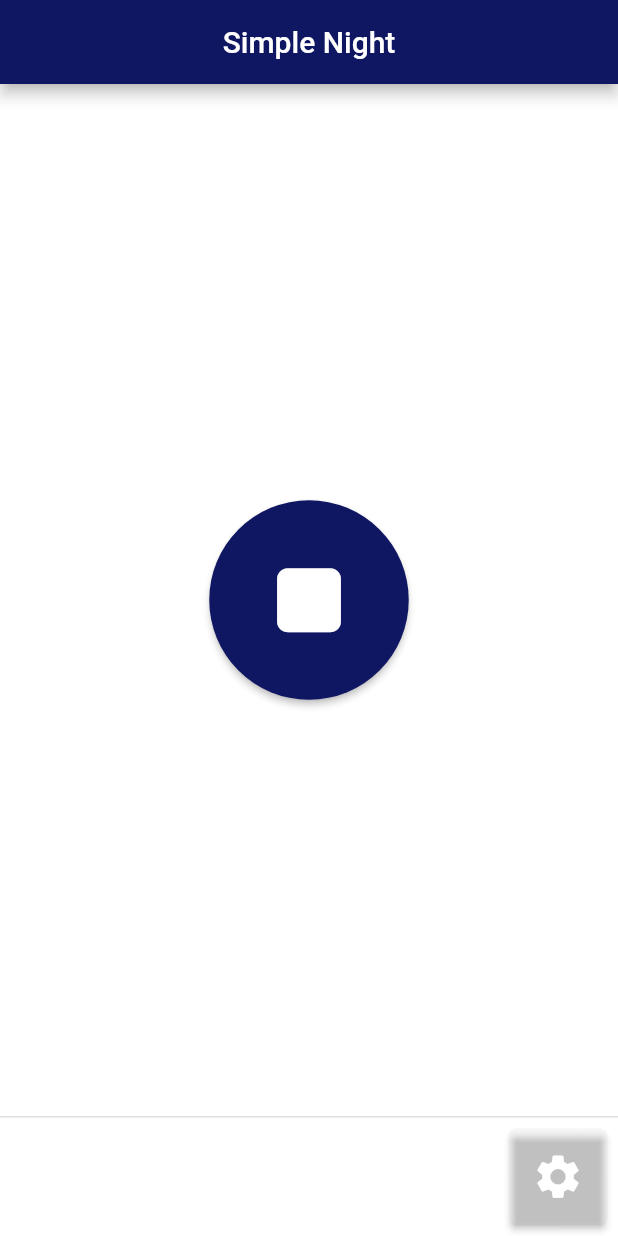
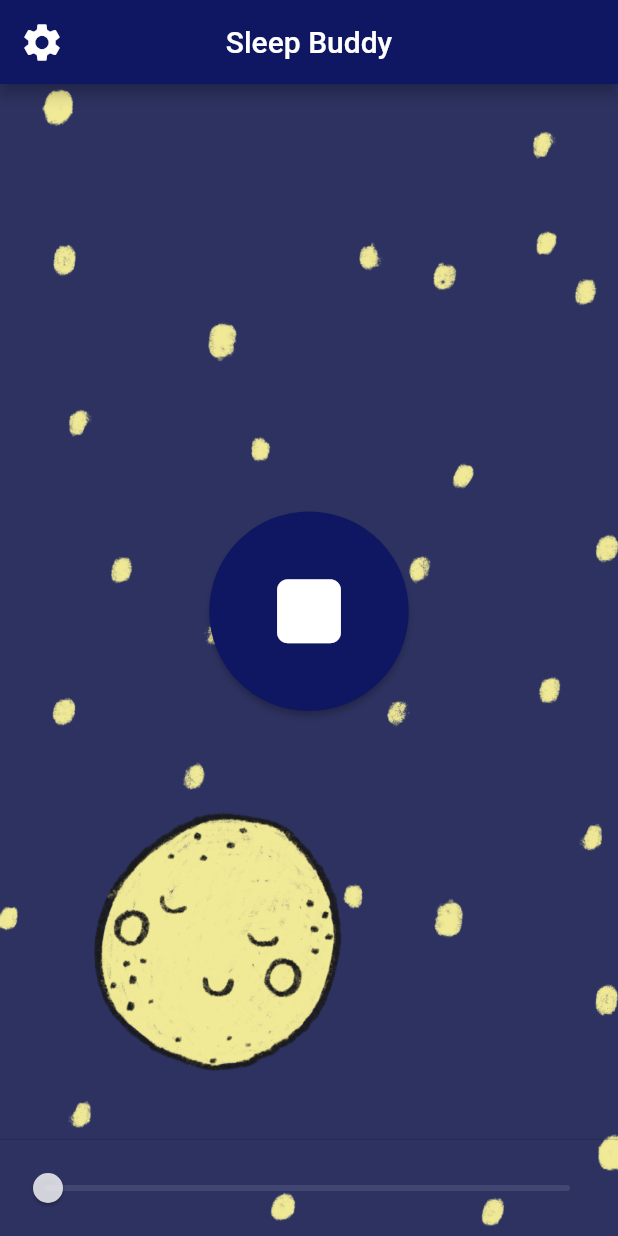
Before and after one commit to Yarden-Tal/Sleep-Buddy, a Flutter app: the screen it shows after launch, after a tap on the "play arrow" icon, on a phone screen of 412 x 824 dp. Run offline on Flutter 3.47's test engine with Material 2 defaults, Android fonts, the phone set to English and light mode, and no system bars; our stand-ins replace audioplayers; missing offline and left inert: volume_controller.

```diff
--- a/lib/config/sounds.dart
+++ b/lib/config/sounds.dart
@@ -1,8 +1,8 @@
 class Sound {
   static const String generic = "audio/generic.mp3";
   static const String rain = "audio/rain.mp3";
-  static const String waves = "waves/rain.mp3";
-  static const String forest = "waves/forest.mp3";
+  static const String waves = "audio/rain.mp3";
+  static const String forest = "audio/forest.mp3";
 }
 
 enum SoundsEnum { generic, rain, waves, forest }
--- a/lib/main.dart
+++ b/lib/main.dart
@@ -1,11 +1,11 @@
 import 'package:flutter/material.dart';
 // Libraries
 import 'package:audioplayers/audioplayers.dart';
+import 'package:volume_controller/volume_controller.dart';
 // Config
 import 'package:white_noise/config/colors.dart';
 import 'package:white_noise/config/fonts.dart';
 import 'package:white_noise/config/sounds.dart';
-import 'package:white_noise/utils/utils.dart';
 // Widgets
 import 'package:white_noise/widgets/play_button.dart';
 
@@ -19,14 +19,14 @@ class MyApp extends StatelessWidget {
   @override
   Widget build(BuildContext context) {
     return MaterialApp(
-      title: 'Simple Night',
+      title: 'Sleep Buddy',
       theme: ThemeData(
         primaryColor: ConfigColors.primaryColor,
         fontFamily: ConfigFonts.primaryFont,
         fontFamilyFallback: ConfigFonts.fallBackFonts,
       ),
       home: const MyHomePage(
-        title: 'Simple Night',
+        title: 'Sleep Buddy',
       ),
     );
   }
@@ -42,36 +42,71 @@ class MyHomePage extends StatefulWidget {
 }
 
 class _MyHomePageState extends State<MyHomePage> {
+  /// Volume state
+  double _volumeListenerValue = 0;
+
+  /// Button toggle start/stop icons
   bool _noiseIsOn = false;
 
-  final player = AudioPlayer(playerId: "test");
+  /// Audio toggle start/stop
   bool isPlaying = false;
-  Duration duration = Duration.zero;
-  Duration position = Duration.zero;
+
+  /// Audio [Sound] chosen
+  final chosenSound = AudioPlayer(playerId: "sound");
+
+  @override
+  void initState() {
+    super.initState();
+
+    /// Listen to system volume change
+    VolumeController().listener((volume) => setState(() => _volumeListenerValue = volume));
+    VolumeController().getVolume().then((volume) => _volumeListenerValue = volume);
+  }
 
   @override
   void dispose() {
-    player.dispose();
+    VolumeController().removeListener();
+    chosenSound.dispose();
     super.dispose();
   }
 
-  Future setAudio() async {
+  void _toggleBtn() {
+    setSound();
+    setState(() => _noiseIsOn = !_noiseIsOn);
+  }
+
+  Future setSound() async {
     /// Loop the audio track
-    await player.setReleaseMode(ReleaseMode.loop);
-    await player.setSourceAsset(setUrlBySound(Sound.forest));
-    isPlaying ? await player.pause() : await player.resume();
+    await chosenSound.setReleaseMode(ReleaseMode.loop);
+    await chosenSound.setSourceAsset(Sound.forest);
+    toggleAudio();
+  }
+
+  Future toggleAudio() async {
+    isPlaying ? await chosenSound.pause() : await chosenSound.resume();
     isPlaying = !isPlaying;
   }
 
-  void _toggleBtn() {
-    setAudio();
-    setState(() => _noiseIsOn = !_noiseIsOn);
+  void handleVolumeChange(double value) {
+    _volumeListenerValue = value;
+    VolumeController().setVolume(_volumeListenerValue);
   }
 
   @override
   Widget build(BuildContext context) {
-    return Scaffold(
+    return Container(
+      decoration: const BoxDecoration(
+          image: DecorationImage(
+        image: AssetImage("assets/images/background.png"),
+        fit: BoxFit.cover,
+      )),
+      child: Scaffold(
+        bottomSheet: null,
         appBar: AppBar(
+          leading: const Icon(
+            Icons.settings,
+            size: 30,
+          ),
           centerTitle: true,
           backgroundColor: ConfigColors.primaryColor,
           title: Text(widget.title),
@@ -80,24 +115,25 @@ class _MyHomePageState extends State<MyHomePage> {
           child: Column(
             mainAxisAlignment: MainAxisAlignment.center,
             children: <Widget>[
-            PlayButton(noiseIsOn: _noiseIsOn, toggleButton: _toggleBtn),
+              PlayButton(
+                noiseIsOn: _noiseIsOn,
+                toggleButton: _toggleBtn,
+              ),
             ],
           ),
         ),
-      backgroundColor: ConfigColors.backgroundColor,
-      persistentFooterButtons: <Widget>[
-        ElevatedButton(
-            style: ElevatedButton.styleFrom(
-              // shape: const CircleBorder(),
-              padding: const EdgeInsets.all(14),
+        persistentFooterButtons: [
+          Slider(
+              thumbColor: ConfigColors.textColor.withOpacity(0.8),
+              inactiveColor: ConfigColors.backgroundColor,
+              activeColor: ConfigColors.primaryColor,
+              min: 0,
+              max: 1,
+              value: _volumeListenerValue,
+              onChanged: (double value) => handleVolumeChange(value)),
+        ],
         backgroundColor: ConfigColors.backgroundColor,
       ),
-            onPressed: () {},
-            child: const Icon(
-              Icons.settings,
-              size: 35,
-            )),
-      ],
     );
   }
 }
--- a/pubspec.yaml
+++ b/pubspec.yaml
@@ -36,6 +36,7 @@ dependencies:
   # Use with the CupertinoIcons class for iOS style icons.
   cupertino_icons: ^1.0.2
   audioplayers: ^3.0.1
+  volume_controller: ^2.0.6
 
 dev_dependencies:
   flutter_test:
@@ -63,6 +64,7 @@ flutter:
   assets:
     - assets/audio/
     - assets/fonts/
+    - assets/images/
 
   # An image asset can refer to one or more resolution-specific "variants", see
   # https://flutter.dev/assets-and-images/#resolution-aware
```
Also changed, not shown: lib/widgets/volume_slider.dart (added, +25 -0 lines), assets/images/background.png (added), pubspec.lock, 1 other file. Lines whose indentation alone changed are shown as unchanged.
